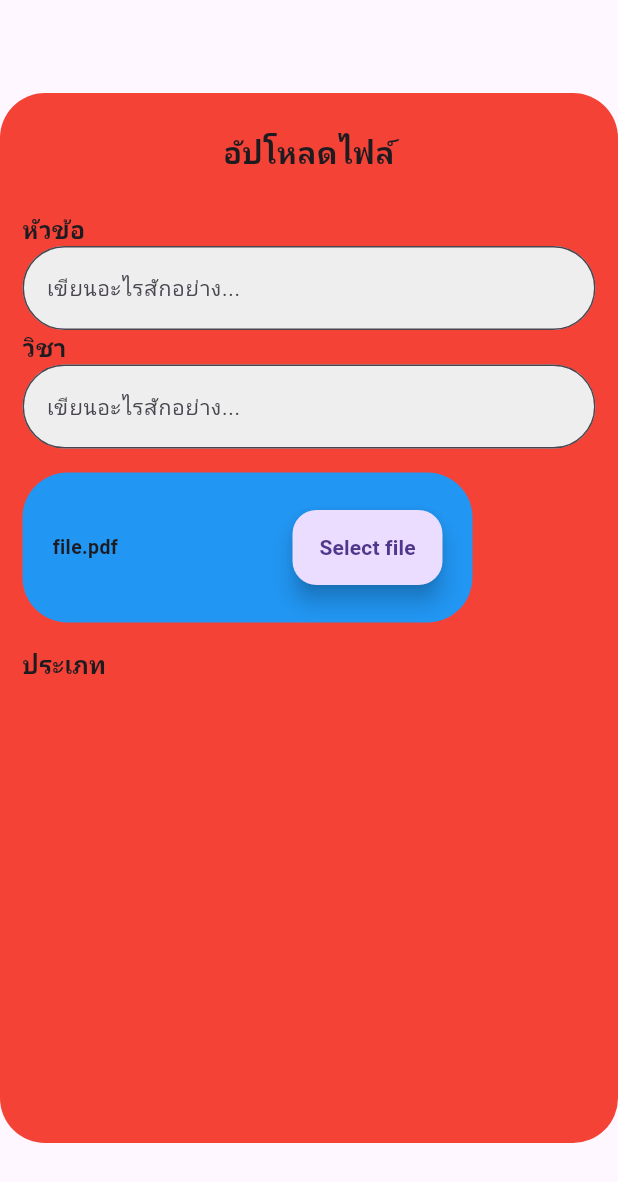
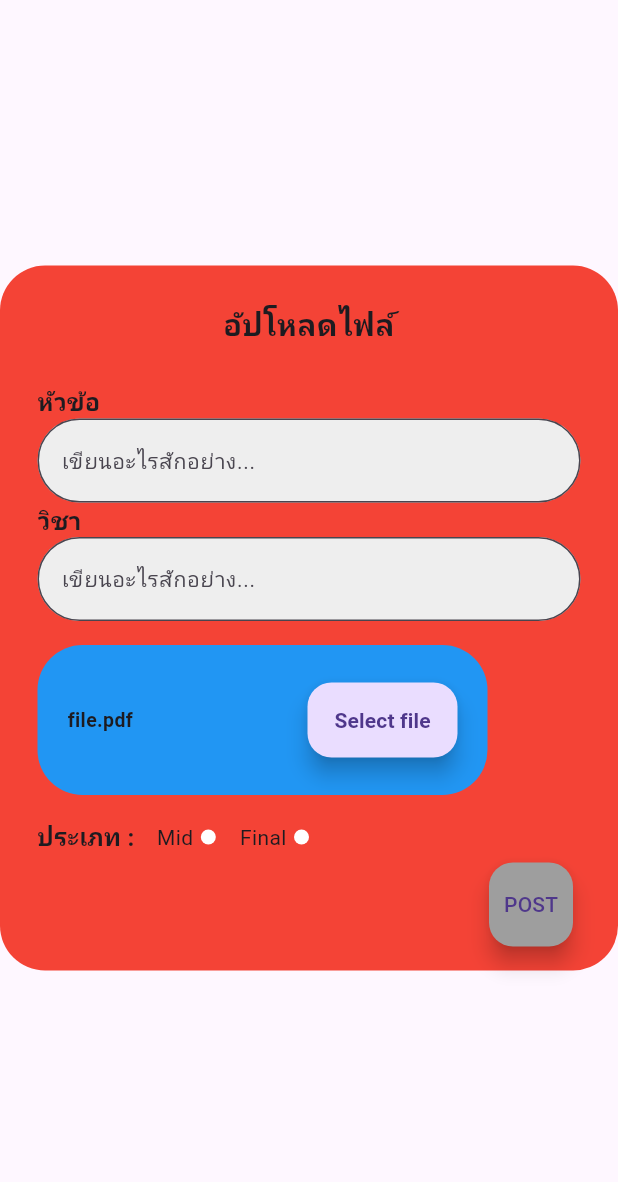
Before and after one commit to Folkchayutpong/TU_ON, a Flutter app: the FileBox widget shown alone on an empty page, opened directly, on a phone screen of 412 x 824 dp. Shown: the top 1182 px of the screen. Run offline on Flutter 3.47's test engine with Material 3 defaults, Android fonts, the light colour scheme and no system bars; our stand-ins replace file_picker; network calls fail.

Commit message:
commit 3

```diff
--- a/mytuon/lib/Asset/FileBox.dart
+++ b/mytuon/lib/Asset/FileBox.dart
@@ -11,6 +11,8 @@ class FileBox extends StatefulWidget {
 class _FileBoxState extends State<FileBox> {
   PlatformFile? pickedFile;
   String? aText;
+  Color tapColor1 = Colors.white;
+  Color tapColor2 = Colors.white;
 
   Future<void> selectFile() async {
     final result = await FilePicker.platform.pickFiles();
@@ -30,7 +32,7 @@ class _FileBoxState extends State<FileBox> {
       child: Container(
         decoration: BoxDecoration(
             color: Colors.red, borderRadius: BorderRadius.circular(30.0)),
-        height: 700,
+        height: 470,
         width: 450,
         child: Column(
           children: [
@@ -41,7 +43,7 @@ class _FileBoxState extends State<FileBox> {
                       TextStyle(fontWeight: FontWeight.bold, fontSize: 20.0)),
             ),
             Padding(
-              padding: EdgeInsets.only(left: 15.0, right: 15),
+              padding: EdgeInsets.only(left: 25.0, right: 25),
               child: Column(
                 children: [
                   const Align(
@@ -76,7 +78,7 @@ class _FileBoxState extends State<FileBox> {
                       fillColor: Colors.grey[200],
                     ),
                   ),
-                  SizedBox(
+                  const SizedBox(
                     height: 16,
                   ),
                   Align(
@@ -93,7 +95,7 @@ class _FileBoxState extends State<FileBox> {
                           crossAxisAlignment: CrossAxisAlignment.center,
                           children: [
                             Text(aText ?? 'file.pdf',
-                                style: TextStyle(
+                                style: const TextStyle(
                                     fontWeight: FontWeight.bold, fontSize: 13)),
                             Spacer(),
                             SizedBox(
@@ -103,7 +105,7 @@ class _FileBoxState extends State<FileBox> {
                                 onPressed: () async {
                                   await selectFile();
                                 },
-                                child: Text('Select file',
+                                child: const Text('Select file',
                                     style: TextStyle(
                                         fontWeight: FontWeight.bold,
                                         fontSize: 14)),
@@ -114,15 +116,72 @@ class _FileBoxState extends State<FileBox> {
                       ),
                     ),
                   ),
-                  SizedBox(
+                  const SizedBox(
                     height: 16,
                   ),
                   Row(
                     children: [
-                      Text("ประเภท",
+                      Text("ประเภท :",
                           style: TextStyle(
-                              fontWeight: FontWeight.bold, fontSize: 16))
+                              fontWeight: FontWeight.bold, fontSize: 16)),
+                      SizedBox(
+                        width: 15,
+                      ),
+                      Text("Mid"),
+                      SizedBox(
+                        width: 5,
+                      ),
+                      //ปุ่มกด mid
+                      Container(
+                        decoration: BoxDecoration(
+                            shape: BoxShape.circle, color: tapColor1),
+                        height: 10,
+                        width: 10,
+                        child: InkWell(
+                          onTap: () {
+                            setState(() {
+                              tapColor1 = tapColor1 == Colors.white
+                                  ? Colors.black
+                                  : Colors.white;
+                            });
+                          },
+                        ),
+                      ),
+                      SizedBox(
+                        width: 16,
+                      ),
+                      Text("Final"),
+                      SizedBox(
+                        width: 5,
+                      ),
+                      //ปุ่มกด final
+                      Container(
+                        decoration: BoxDecoration(
+                            shape: BoxShape.circle, color: tapColor2),
+                        height: 10,
+                        width: 10,
+                        child: InkWell(
+                          onTap: () {
+                            setState(() {
+                              tapColor2 = tapColor2 == Colors.white
+                                  ? Colors.black
+                                  : Colors.white;
+                            });
+                          },
+                        ),
+                      )
                     ],
+                  ),
+                  Padding(
+                    padding: const EdgeInsets.all(5.0),
+                    child: Align(
+                      alignment: Alignment.centerRight,
+                      child: FloatingActionButton(
+                        child: const Text("POST"),
+                        backgroundColor: Colors.grey,
+                        onPressed: () {},
+                      ),
+                    ),
                   )
                 ],
               ),
```
Also changed, not shown: mytuon/lib/main.dart (+40 -4 lines), mytuon/lib/screen/homepage.dart (+80 -1 lines).
